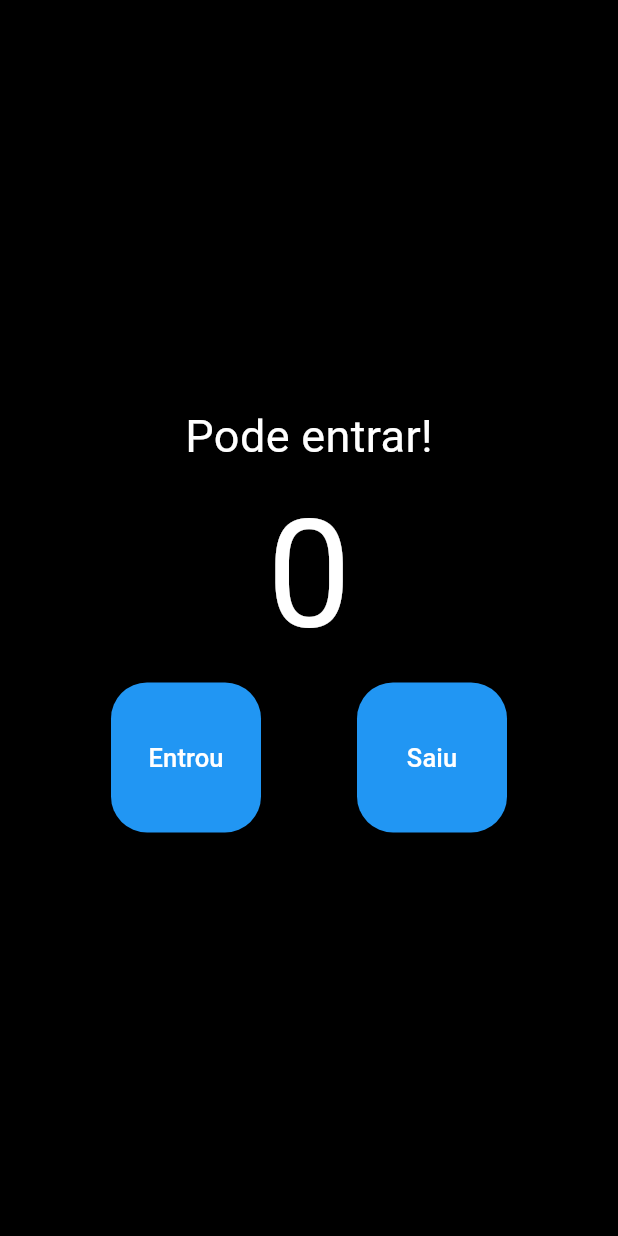
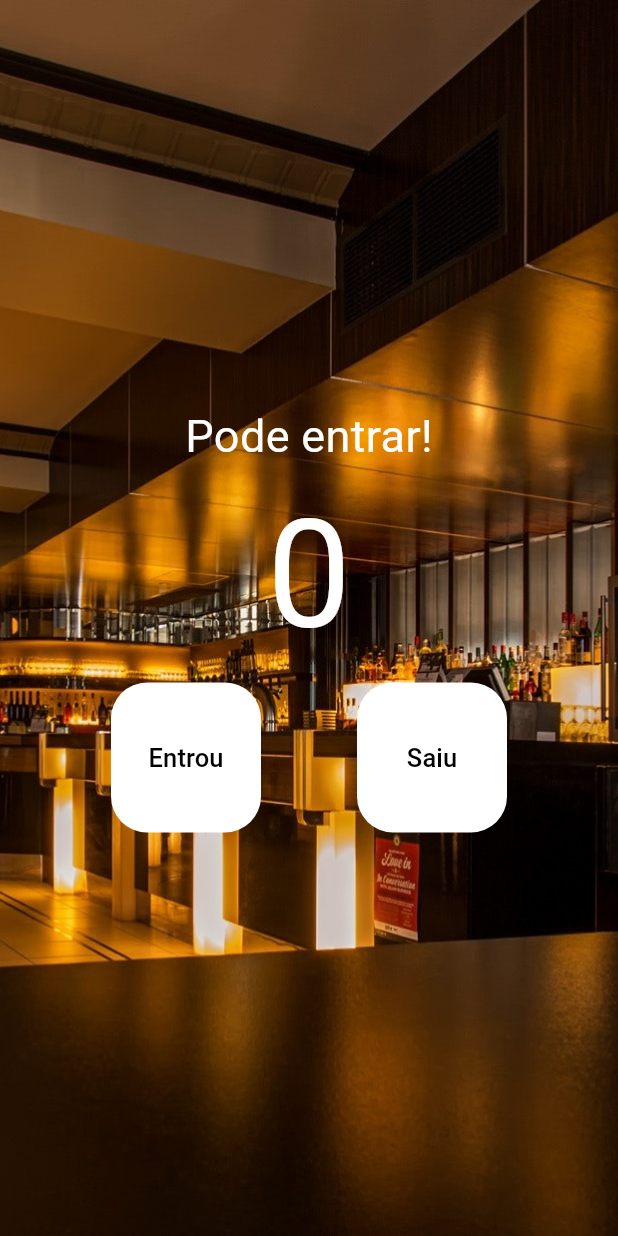
Before and after one commit to FerrariAggio/contador, a Flutter app: the screen it shows after launch, on a phone screen of 412 x 824 dp. Run offline on Flutter 3.47's test engine with Material 3 defaults, Android fonts, the phone set to English and light mode, and no system bars.

Commit message:
Modificação do backgroud do aplicativo

```diff
--- a/lib/main.dart
+++ b/lib/main.dart
@@ -37,8 +37,11 @@ void decrement(){
   @override
   Widget build(BuildContext context) {
     return Scaffold(
+
       backgroundColor: Colors.black,
-      body: Column(
+      body: Container(
+        decoration: BoxDecoration(image: DecorationImage(image: AssetImage("images/restaurant.png"), fit:BoxFit.cover )),
+        child: Column(
         mainAxisAlignment: MainAxisAlignment.center,
         children: [
           Text(contador<30?"Pode entrar!":"Casa cheia!", style: TextStyle(fontSize: 30, color:Colors.white),),
@@ -48,9 +51,9 @@ void decrement(){
             children: [
                   TextButton(
                     onPressed: increment,
-                     child: Text("Entrou", style: TextStyle(fontSize: 17, color: Colors.white)),
+                     child: Text("Entrou", style: TextStyle(fontSize: 17, color: Colors.black)),
                      style: TextButton.styleFrom(
-                      backgroundColor: Colors.blue,
+                      backgroundColor: Colors.white,
                       fixedSize: Size(100, 100),
                       shape: RoundedRectangleBorder(
                         borderRadius: BorderRadius.circular(24)
@@ -61,9 +64,9 @@ void decrement(){
                   SizedBox(width: 64,),
 
                   TextButton(onPressed: decrement,
-                   child: Text("Saiu", style: TextStyle(fontSize: 17, color: Colors.white)),
+                   child: Text("Saiu", style: TextStyle(fontSize: 17, color: Colors.black)),
                       style: TextButton.styleFrom(
-                      backgroundColor: Colors.blue,
+                      backgroundColor: Colors.white,
                       fixedSize: Size(100, 100),
                        shape: RoundedRectangleBorder(
                         borderRadius: BorderRadius.circular(24)
@@ -72,6 +75,7 @@ void decrement(){
             ],)
         ],
       ),
+      )
     );
   }
 }
--- a/pubspec.yaml
+++ b/pubspec.yaml
@@ -59,8 +59,8 @@ flutter:
   uses-material-design: true
 
   # To add assets to your application, add an assets section, like this:
-  # assets:
-  #   - images/a_dot_burr.jpeg
+  assets:
+    - images/restaurant.png
   #   - images/a_dot_ham.jpeg
 
   # An image asset can refer to one or more resolution-specific "variants", see
```
Also changed, not shown: images/restaurant.png (added).
